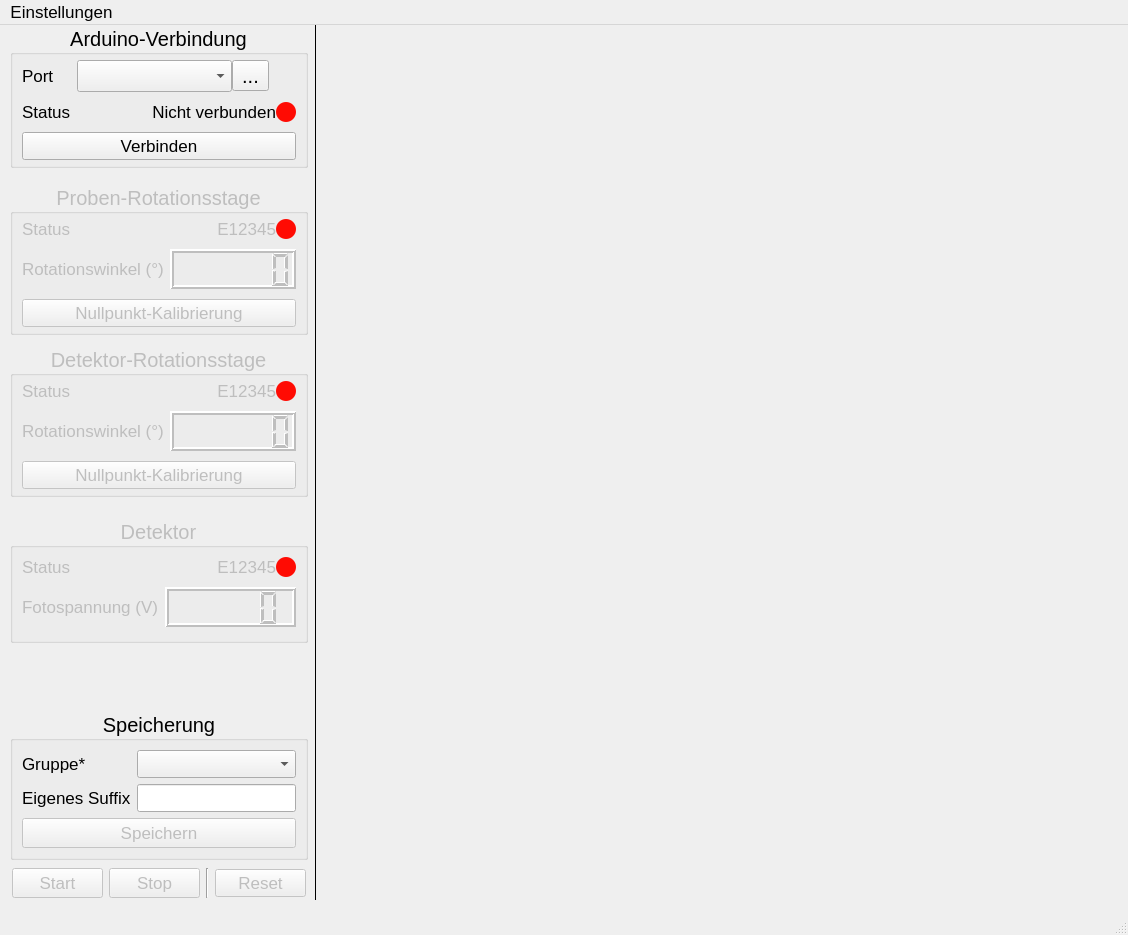
This is polarisation_ui/pyqt/mainwindow.ui in cckssr/polarisation-ui as Qt 5 draws it before an edit. The edited form follows.
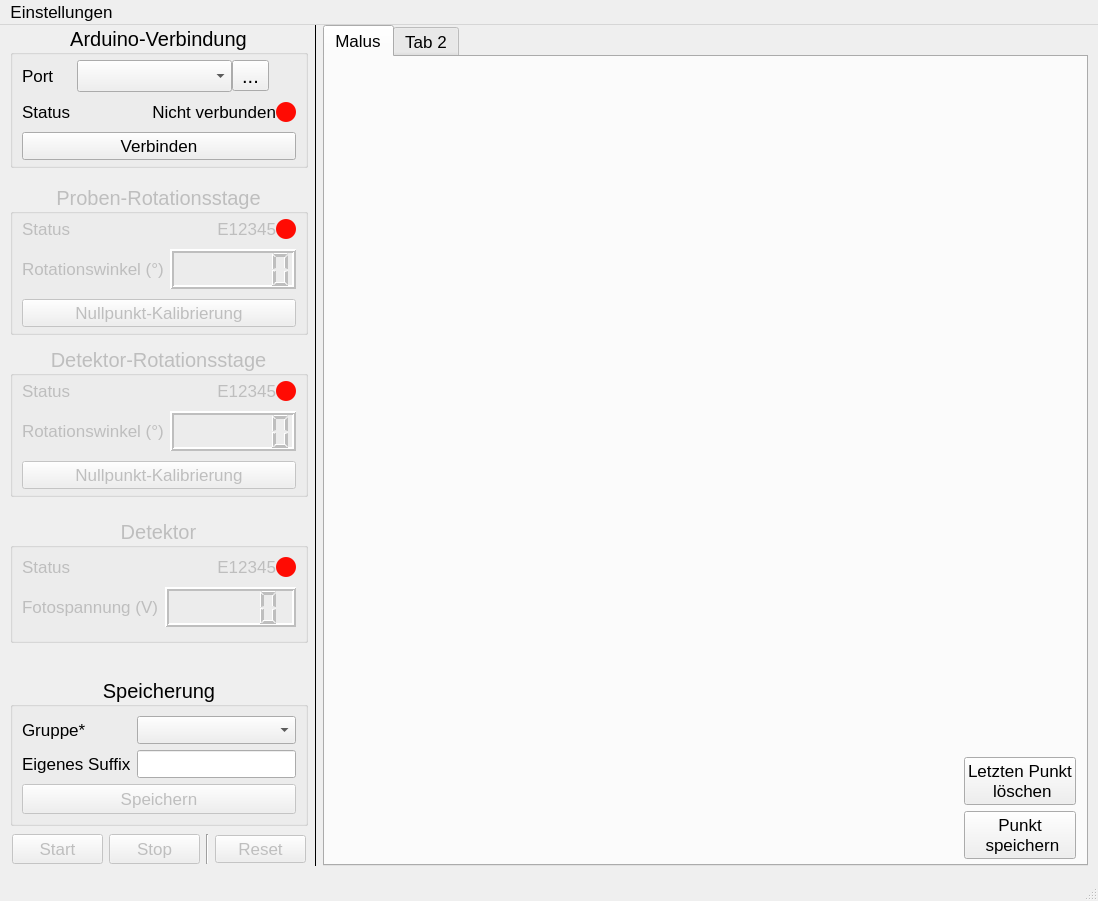
This is the edited form. Icons and pictures are not drawn.

Commit message: feat: Update UI layout and add new buttons for saving and deleting points

```diff
--- a/polarisation_ui/pyqt/mainwindow.ui
+++ b/polarisation_ui/pyqt/mainwindow.ui
@@ -6,8 +6,8 @@
    <rect>
     <x>0</x>
     <y>0</y>
-    <width>1128</width>
-    <height>935</height>
+    <width>1098</width>
+    <height>901</height>
    </rect>
   </property>
   <property name="minimumSize">
@@ -25,7 +25,7 @@
    <string>Polarisation-UI</string>
   </property>
   <widget class="QWidget" name="centralwidget">
-   <layout class="QGridLayout" name="gridLayout_5" columnstretch="0,0,1">
+   <layout class="QGridLayout" name="gridLayout_5" columnstretch="0,0,1" columnminimumwidth="0,0,0">
     <property name="leftMargin">
      <number>10</number>
     </property>
@@ -38,21 +38,6 @@
     <property name="bottomMargin">
      <number>10</number>
     </property>
-    <item row="0" column="1">
-     <widget class="Line" name="line">
-      <property name="font">
-       <font>
-        <pointsize>11</pointsize>
-       </font>
-      </property>
-      <property name="frameShadow">
-       <enum>QFrame::Shadow::Plain</enum>
-      </property>
-      <property name="orientation">
-       <enum>Qt::Orientation::Vertical</enum>
-      </property>
-     </widget>
-    </item>
     <item row="0" column="0">
      <layout class="QVBoxLayout" name="verticalLayout_2" stretch="0,0,0,0,0,0,0,1,0,0">
       <property name="spacing">
@@ -1313,35 +1298,83 @@
       </item>
      </layout>
     </item>
+    <item row="0" column="1">
+     <widget class="Line" name="line">
+      <property name="font">
+       <font>
+        <pointsize>11</pointsize>
+       </font>
+      </property>
+      <property name="frameShadow">
+       <enum>QFrame::Shadow::Plain</enum>
+      </property>
+      <property name="orientation">
+       <enum>Qt::Orientation::Vertical</enum>
+      </property>
+     </widget>
+    </item>
     <item row="0" column="2">
-     <layout class="QVBoxLayout" name="verticalLayout_3" stretch="0,0">
-      <property name="sizeConstraint">
-       <enum>QLayout::SizeConstraint::SetNoConstraint</enum>
-      </property>
-      <property name="rightMargin">
-       <number>0</number>
-      </property>
-      <item>
-       <widget class="QWidget" name="plotDetector" native="true">
-        <property name="sizePolicy">
-         <sizepolicy hsizetype="MinimumExpanding" vsizetype="MinimumExpanding">
-          <horstretch>0</horstretch>
-          <verstretch>1</verstretch>
-         </sizepolicy>
+     <widget class="QTabWidget" name="tabWidget">
+      <widget class="QWidget" name="tabMalus">
+       <attribute name="title">
+        <string>Malus</string>
+       </attribute>
+       <layout class="QGridLayout" name="gridLayout" rowstretch="3,2,0,0" columnstretch="1,0">
+        <property name="leftMargin">
+         <number>5</number>
         </property>
-       </widget>
-      </item>
-      <item>
-       <widget class="QWidget" name="plotMeasurement" native="true">
-        <property name="sizePolicy">
-         <sizepolicy hsizetype="Preferred" vsizetype="Preferred">
-          <horstretch>0</horstretch>
-          <verstretch>1</verstretch>
-         </sizepolicy>
+        <property name="topMargin">
+         <number>10</number>
         </property>
-       </widget>
-      </item>
-     </layout>
+        <property name="rightMargin">
+         <number>10</number>
+        </property>
+        <property name="bottomMargin">
+         <number>5</number>
+        </property>
+        <item row="0" column="0" colspan="2">
+         <widget class="QWidget" name="plotDetektor" native="true"/>
+        </item>
+        <item row="3" column="1">
+         <widget class="QPushButton" name="pushButton">
+          <property name="text">
+           <string>Punkt
+ speichern</string>
+          </property>
+         </widget>
+        </item>
+        <item row="2" column="1">
+         <widget class="QPushButton" name="pushButton_2">
+          <property name="text">
+           <string>Letzten Punkt
+ löschen</string>
+          </property>
+         </widget>
+        </item>
+        <item row="1" column="1">
+         <spacer name="verticalSpacer_5">
+          <property name="orientation">
+           <enum>Qt::Orientation::Vertical</enum>
+          </property>
+          <property name="sizeHint" stdset="0">
+           <size>
+            <width>20</width>
+            <height>40</height>
+           </size>
+          </property>
+         </spacer>
+        </item>
+        <item row="1" column="0" rowspan="3">
+         <widget class="QWidget" name="plotWinkelmessung" native="true"/>
+        </item>
+       </layout>
+      </widget>
+      <widget class="QWidget" name="tab_4">
+       <attribute name="title">
+        <string>Tab 2</string>
+       </attribute>
+      </widget>
+     </widget>
     </item>
    </layout>
   </widget>
@@ -1350,7 +1383,7 @@
     <rect>
      <x>0</x>
      <y>0</y>
-     <width>1128</width>
+     <width>1098</width>
      <height>39</height>
     </rect>
    </property>
```
The commit also changes 4 other files.
